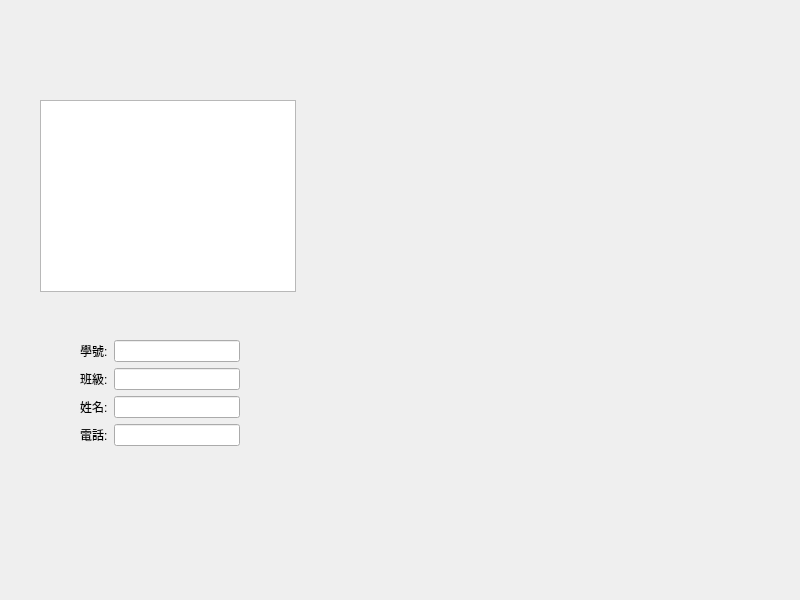
This is mywidget.ui in 41443103/ContactBook as Qt 5 draws it before an edit. The edited form follows.
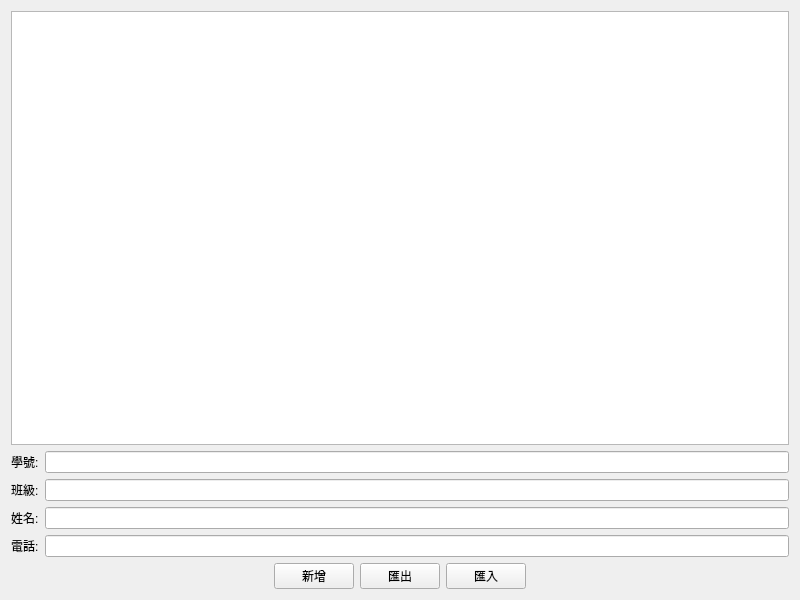
This is the edited form.

Commit message: 最終版本commi

Patch:
```diff
--- a/mywidget.ui
+++ b/mywidget.ui
@@ -13,25 +13,18 @@
   <property name="windowTitle">
    <string>MyWidget</string>
   </property>
-  <widget class="QTableWidget" name="tableWidget">
-   <property name="geometry">
-    <rect>
-     <x>40</x>
-     <y>100</y>
-     <width>256</width>
-     <height>192</height>
-    </rect>
-   </property>
-  </widget>
-  <widget class="QWidget" name="formLayoutWidget">
-   <property name="geometry">
-    <rect>
-     <x>80</x>
-     <y>340</y>
-     <width>160</width>
-     <height>131</height>
-    </rect>
-   </property>
+  <layout class="QVBoxLayout" name="verticalLayout">
+   <item>
+    <widget class="QTableWidget" name="contactbook">
+     <property name="sizePolicy">
+      <sizepolicy hsizetype="Minimum" vsizetype="Expanding">
+       <horstretch>0</horstretch>
+       <verstretch>0</verstretch>
+      </sizepolicy>
+     </property>
+    </widget>
+   </item>
+   <item>
    <layout class="QFormLayout" name="formLayout">
     <item row="1" column="0">
      <widget class="QLabel" name="label_2">
@@ -74,7 +67,59 @@
      <widget class="QLineEdit" name="lineEdit_4"/>
     </item>
    </layout>
-  </widget>
+   </item>
+   <item>
+    <layout class="QGridLayout" name="gridLayout">
+     <item row="0" column="0">
+      <spacer name="horizontalSpacer">
+       <property name="orientation">
+        <enum>Qt::Orientation::Horizontal</enum>
+       </property>
+       <property name="sizeHint" stdset="0">
+        <size>
+         <width>40</width>
+         <height>20</height>
+        </size>
+       </property>
+      </spacer>
+     </item>
+     <item row="0" column="2">
+      <widget class="QPushButton" name="exportButton_2">
+       <property name="text">
+        <string>匯出</string>
+       </property>
+      </widget>
+     </item>
+     <item row="0" column="5">
+      <spacer name="horizontalSpacer_2">
+       <property name="orientation">
+        <enum>Qt::Orientation::Horizontal</enum>
+       </property>
+       <property name="sizeHint" stdset="0">
+        <size>
+         <width>40</width>
+         <height>20</height>
+        </size>
+       </property>
+      </spacer>
+     </item>
+     <item row="0" column="1">
+      <widget class="QPushButton" name="insertButton">
+       <property name="text">
+        <string>新增</string>
+       </property>
+      </widget>
+     </item>
+     <item row="0" column="3">
+      <widget class="QPushButton" name="pushButton">
+       <property name="text">
+        <string>匯入</string>
+       </property>
+      </widget>
+     </item>
+    </layout>
+   </item>
+  </layout>
  </widget>
  <resources/>
  <connections/>
```
Left out of the diff: 4 changed lines with no effect on the pictures. Lines whose indentation alone changed are shown as unchanged. The commit also changes 2 other files.
